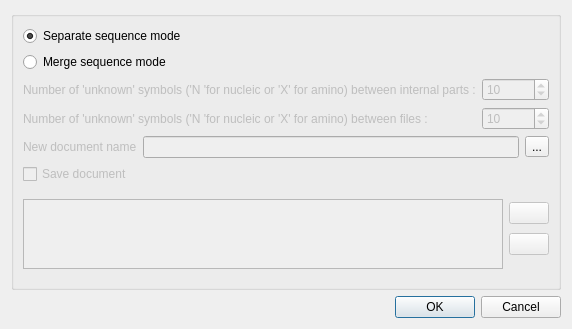
Above: src/ugeneui/src/project_support/ui/MultipleSequenceFilesReadingMode.ui from violethaze74/ugene before the change. Below: the same form after it.
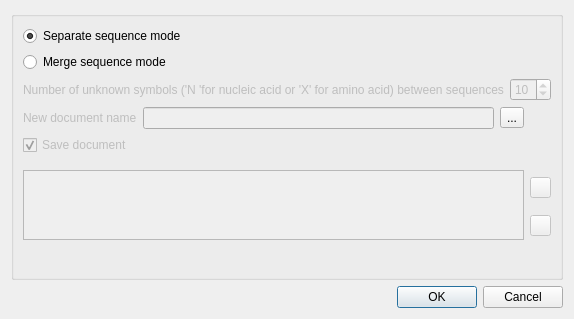
That is the form after the change.

Commit message: UGENE-952 is fixed. Also several minor changes with interface of merge sequence files

The edit to the form file:
```diff
--- a/src/ugeneui/src/project_support/ui/MultipleSequenceFilesReadingMode.ui
+++ b/src/ugeneui/src/project_support/ui/MultipleSequenceFilesReadingMode.ui
@@ -6,7 +6,7 @@
    <rect>
     <x>0</x>
     <y>0</y>
-    <width>517</width>
+    <width>522</width>
     <height>319</height>
    </rect>
   </property>
@@ -19,8 +19,8 @@
      <property name="title">
       <string/>
      </property>
-     <layout class="QVBoxLayout" name="verticalLayout_2">
-      <item>
+     <layout class="QGridLayout" name="gridLayout">
+      <item row="0" column="0">
        <widget class="QRadioButton" name="separateMode">
         <property name="text">
          <string>Separate sequence mode</string>
@@ -30,52 +30,29 @@
         </property>
        </widget>
       </item>
-      <item>
+      <item row="1" column="0">
        <widget class="QRadioButton" name="mergeMode">
         <property name="text">
          <string>Merge sequence mode</string>
         </property>
        </widget>
       </item>
-      <item>
+      <item row="2" column="0" colspan="2">
        <layout class="QFormLayout" name="formLayout">
         <property name="fieldGrowthPolicy">
          <enum>QFormLayout::AllNonFixedFieldsGrow</enum>
         </property>
         <item row="0" column="0">
-         <widget class="QLabel" name="label">
-          <property name="enabled">
-           <bool>false</bool>
-          </property>
-          <property name="text">
-           <string>Number of 'unknown' symbols ('N 'for nucleic or 'X' for amino) between internal parts :</string>
-          </property>
-         </widget>
-        </item>
-        <item row="0" column="1">
-         <widget class="QSpinBox" name="internalGap">
-          <property name="enabled">
-           <bool>false</bool>
-          </property>
-          <property name="maximum">
-           <number>100000</number>
-          </property>
-          <property name="value">
-           <number>10</number>
-          </property>
-         </widget>
-        </item>
-        <item row="1" column="0">
          <widget class="QLabel" name="label_2">
           <property name="enabled">
            <bool>false</bool>
           </property>
           <property name="text">
-           <string>Number of 'unknown' symbols ('N 'for nucleic or 'X' for amino) between files :</string>
+           <string>Number of unknown symbols ('N 'for nucleic acid or 'X' for amino acid) between sequences</string>
           </property>
          </widget>
         </item>
-        <item row="1" column="1">
+        <item row="0" column="1">
          <widget class="QSpinBox" name="fileGap">
           <property name="enabled">
            <bool>false</bool>
@@ -87,7 +64,7 @@
         </item>
        </layout>
       </item>
-      <item>
+      <item row="3" column="0">
        <layout class="QHBoxLayout" name="horizontalLayout_3">
         <item>
          <widget class="QLabel" name="label_3">
@@ -118,7 +95,7 @@
         </item>
        </layout>
       </item>
-      <item>
+      <item row="4" column="0">
        <layout class="QHBoxLayout" name="horizontalLayout_4">
         <property name="bottomMargin">
          <number>9</number>
@@ -131,6 +108,9 @@
           <property name="text">
            <string>Save document</string>
           </property>
+          <property name="checked">
+           <bool>true</bool>
+          </property>
          </widget>
         </item>
         <item>
@@ -148,48 +128,64 @@
         </item>
        </layout>
       </item>
-      <item>
-       <layout class="QHBoxLayout" name="horizontalLayout_5">
-        <property name="bottomMargin">
-         <number>9</number>
-        </property>
-        <item>
+      <item row="5" column="0" rowspan="2">
          <widget class="QListWidget" name="listMergedDocuments">
           <property name="enabled">
            <bool>false</bool>
           </property>
          </widget>
         </item>
-        <item>
-         <layout class="QVBoxLayout" name="verticalLayout_3">
-          <property name="bottomMargin">
-           <number>9</number>
-          </property>
-          <item>
+      <item row="5" column="1">
            <widget class="QPushButton" name="upperButton">
             <property name="enabled">
              <bool>false</bool>
             </property>
+        <property name="sizePolicy">
+         <sizepolicy hsizetype="Fixed" vsizetype="Fixed">
+          <horstretch>0</horstretch>
+          <verstretch>0</verstretch>
+         </sizepolicy>
+        </property>
+        <property name="minimumSize">
+         <size>
+          <width>21</width>
+          <height>21</height>
+         </size>
+        </property>
+        <property name="maximumSize">
+         <size>
+          <width>21</width>
+          <height>21</height>
+         </size>
+        </property>
             <property name="text">
              <string/>
             </property>
            </widget>
           </item>
-          <item>
+      <item row="6" column="1">
            <widget class="QPushButton" name="bottomButton">
             <property name="enabled">
              <bool>false</bool>
             </property>
+        <property name="minimumSize">
+         <size>
+          <width>21</width>
+          <height>21</height>
+         </size>
+        </property>
+        <property name="maximumSize">
+         <size>
+          <width>21</width>
+          <height>21</height>
+         </size>
+        </property>
             <property name="text">
              <string/>
             </property>
            </widget>
           </item>
-         </layout>
-        </item>
-       </layout>
-      </item>
-      <item>
+      <item row="7" column="0">
        <spacer name="verticalSpacer">
         <property name="orientation">
          <enum>Qt::Vertical</enum>
```
Left out of the diff: 34 changed lines with no effect on the pictures. Lines whose indentation alone changed are shown as unchanged. The commit also changes 8 other files.
